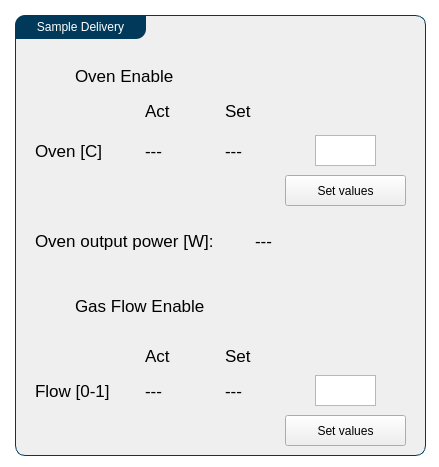
Qt form Utils/ursapqConsoleResources/sample.ui (pnjun/UrsaPQ-Manager) before a commit.
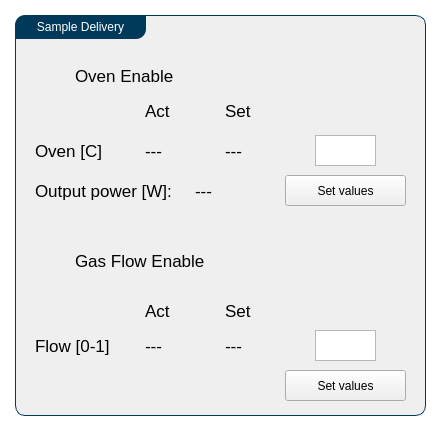
The same form after that commit.

The edit to the form file:
```diff
--- a/Utils/ursapqConsoleResources/sample.ui
+++ b/Utils/ursapqConsoleResources/sample.ui
@@ -7,7 +7,7 @@
     <x>0</x>
     <y>0</y>
     <width>439</width>
-    <height>467</height>
+    <height>427</height>
    </rect>
   </property>
   <property name="windowTitle">
@@ -45,7 +45,7 @@
       <x>15</x>
       <y>15</y>
       <width>411</width>
-      <height>441</height>
+      <height>401</height>
      </rect>
     </property>
     <property name="title">
@@ -105,21 +105,21 @@
      <property name="geometry">
       <rect>
        <x>20</x>
-       <y>210</y>
-       <width>226</width>
+       <y>160</y>
+       <width>151</width>
        <height>31</height>
       </rect>
      </property>
      <property name="text">
-      <string>Oven output power [W]:</string>
+      <string>Output power [W]:</string>
      </property>
     </widget>
     <widget class="QLabel" name="ovenPow">
      <property name="geometry">
       <rect>
-       <x>240</x>
-       <y>210</y>
-       <width>101</width>
+       <x>180</x>
+       <y>160</y>
+       <width>61</width>
        <height>31</height>
       </rect>
      </property>
@@ -157,7 +157,7 @@
      <property name="geometry">
       <rect>
        <x>15</x>
-       <y>275</y>
+       <y>230</y>
        <width>46</width>
        <height>31</height>
       </rect>
@@ -168,7 +168,7 @@
      <property name="geometry">
       <rect>
        <x>60</x>
-       <y>275</y>
+       <y>230</y>
        <width>161</width>
        <height>31</height>
       </rect>
@@ -181,7 +181,7 @@
      <property name="geometry">
       <rect>
        <x>130</x>
-       <y>360</y>
+       <y>315</y>
        <width>63</width>
        <height>31</height>
       </rect>
@@ -194,7 +194,7 @@
      <property name="geometry">
       <rect>
        <x>300</x>
-       <y>360</y>
+       <y>315</y>
        <width>61</width>
        <height>31</height>
       </rect>
@@ -216,7 +216,7 @@
      <property name="geometry">
       <rect>
        <x>270</x>
-       <y>400</y>
+       <y>355</y>
        <width>121</width>
        <height>31</height>
       </rect>
@@ -229,7 +229,7 @@
      <property name="geometry">
       <rect>
        <x>20</x>
-       <y>360</y>
+       <y>315</y>
        <width>81</width>
        <height>31</height>
       </rect>
@@ -242,7 +242,7 @@
      <property name="geometry">
       <rect>
        <x>210</x>
-       <y>360</y>
+       <y>315</y>
        <width>63</width>
        <height>31</height>
       </rect>
@@ -255,7 +255,7 @@
      <property name="geometry">
       <rect>
        <x>130</x>
-       <y>325</y>
+       <y>280</y>
        <width>63</width>
        <height>31</height>
       </rect>
@@ -268,7 +268,7 @@
      <property name="geometry">
       <rect>
        <x>210</x>
-       <y>325</y>
+       <y>280</y>
        <width>51</width>
        <height>31</height>
       </rect>
```
